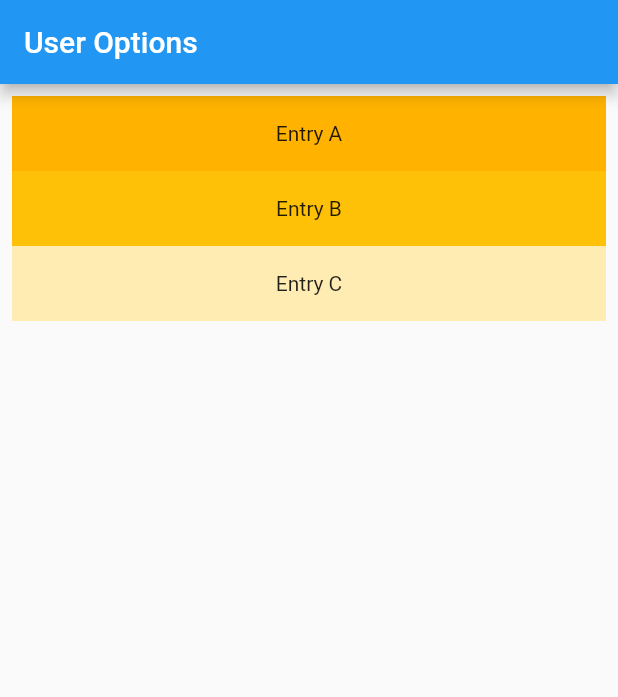
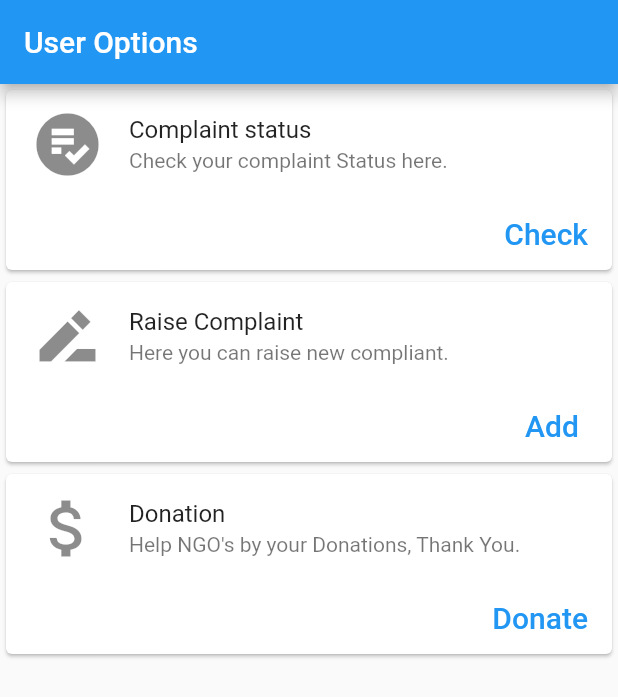
Before and after one commit to Beast-Sanjay/saviour_kuHacks22, a Flutter app: the menu screen opened directly, on a phone screen of 412 x 824 dp. Shown: the top 697 px of the screen. Run offline on Flutter 3.47's test engine with Material 2 defaults, Android fonts, the phone set to English and light mode, and no system bars.

Commit message:
added the cards for the menu page

```diff
--- a/lib/user/menu.dart
+++ b/lib/user/menu.dart
@@ -1,4 +1,6 @@
 import 'package:flutter/material.dart';
+import 'package:saviour/user/ngolists.dart';
+import 'package:saviour/widgets/home.dart';
 
 // ignore: camel_case_types
 class menu extends StatefulWidget {
@@ -13,31 +15,101 @@ class menuState extends State<menu> {
   @override
   Widget build(BuildContext context) {
     return Scaffold(
-        appBar: AppBar(
-          automaticallyImplyLeading: false,
-          title: Text('User Options'),
-        ),
-        body: Center(
-          child: ListView(
-            padding: const EdgeInsets.all(8),
+      appBar: AppBar(
+        automaticallyImplyLeading: false,
+        title: Text('User Options'),
+      ),
+      body: Column(children: [
+        Card(
+          child: Column(
+            mainAxisSize: MainAxisSize.min,
             children: <Widget>[
-              Container(
-                height: 50,
-                color: Colors.amber[600],
-                child: const Center(child: Text('Entry A')),
+              const ListTile(
+                leading: Icon(
+                  Icons.playlist_add_check_circle,
+                  size: 50,
+                ),
+                title: Text('Complaint status'),
+                subtitle: Text('Check your complaint Status here.'),
               ),
-              Container(
-                height: 50,
-                color: Colors.amber[500],
-                child: const Center(child: Text('Entry B')),
-              ),
-              Container(
-                height: 50,
-                color: Colors.amber[100],
-                child: const Center(child: Text('Entry C')),
+              Row(
+                mainAxisAlignment: MainAxisAlignment.end,
+                children: <Widget>[
+                  TextButton(
+                    child: const Text(
+                      'Check',
+                      style: TextStyle(fontSize: 20),
+                    ),
+                    onPressed: () {/* ... */},
+                  ),
+                  const SizedBox(width: 8),
+                ],
               ),
             ],
           ),
-        ));
+        ),
+        Card(
+          child: Column(
+            mainAxisSize: MainAxisSize.min,
+            children: <Widget>[
+              const ListTile(
+                leading: Icon(
+                  Icons.drive_file_rename_outline_sharp,
+                  size: 50,
+                ),
+                title: Text('Raise Complaint'),
+                subtitle: Text('Here you can raise new compliant.'),
+              ),
+              Row(
+                mainAxisAlignment: MainAxisAlignment.end,
+                children: <Widget>[
+                  TextButton(
+                    child: const Text(
+                      'Add',
+                      style: TextStyle(fontSize: 20),
+                    ),
+                    onPressed: () {/* ... */},
+                  ),
+                  const SizedBox(width: 8),
+                ],
+              ),
+            ],
+          ),
+        ),
+        Card(
+          child: Column(
+            mainAxisSize: MainAxisSize.min,
+            children: <Widget>[
+              const ListTile(
+                leading: Icon(
+                  Icons.attach_money,
+                  size: 50,
+                ),
+                title: Text('Donation'),
+                subtitle: Text('Help NGO\'s by your Donations, Thank You.'),
+              ),
+              Row(
+                mainAxisAlignment: MainAxisAlignment.end,
+                children: <Widget>[
+                  TextButton(
+                    child: const Text(
+                      'Donate',
+                      style: TextStyle(fontSize: 20),
+                    ),
+                    onPressed: () {
+                      Navigator.push(
+                          context,
+                          MaterialPageRoute(
+                              builder: (context) => ListTileSelectExample()));
+                    },
+                  ),
+                  const SizedBox(width: 8),
+                ],
+              ),
+            ],
+          ),
+        ),
+      ]),
+    );
   }
 }
```
